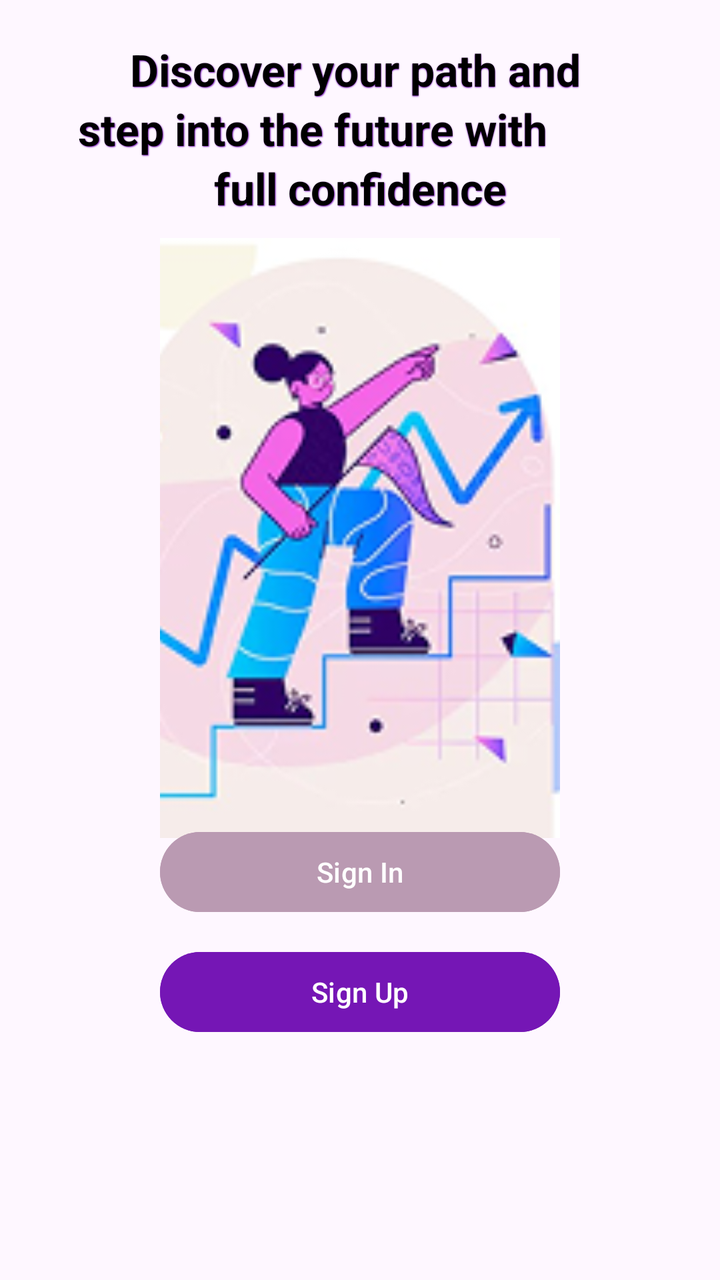
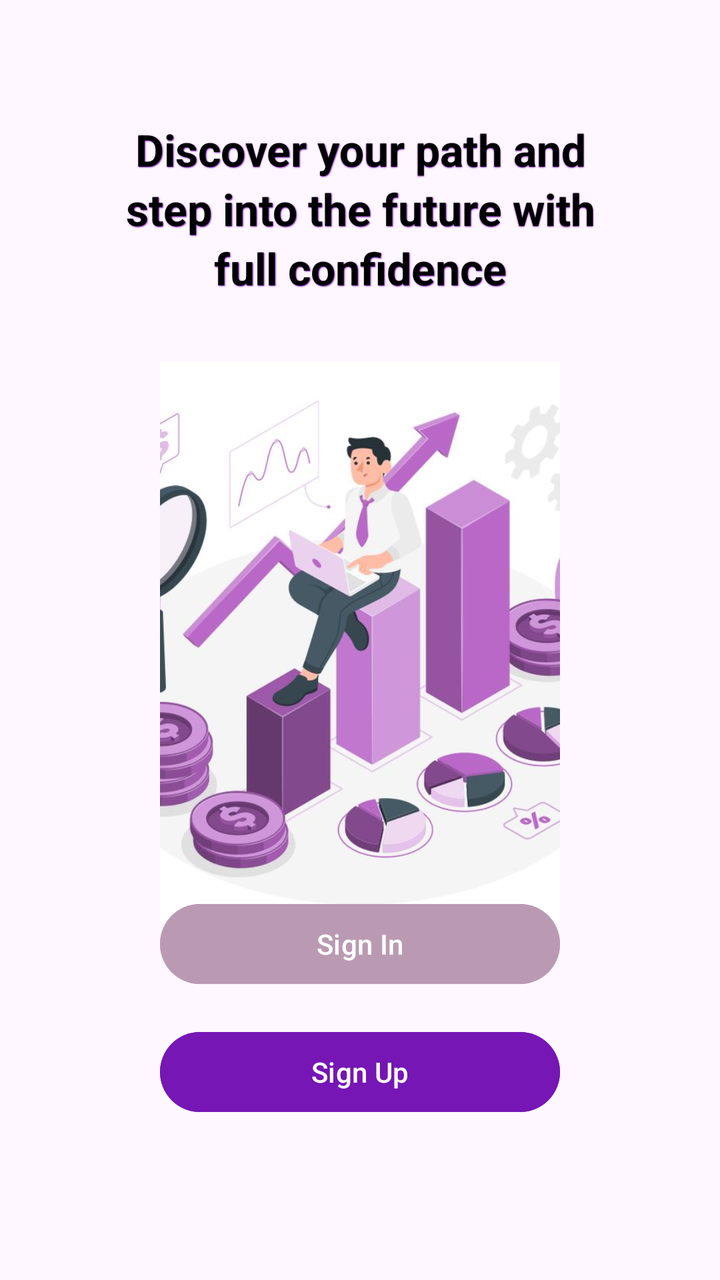

Two renders of the same Android screen: before a commit and after it. Below are the layout's source before the change and the commit's diff.
<!-- AndroidManifest.xml: application theme Theme.Mind2Career -->
<!-- res/layout/activity_onboarding4.xml -->
<?xml version="1.0" encoding="utf-8"?>
<androidx.constraintlayout.widget.ConstraintLayout xmlns:android="http://schemas.android.com/apk/res/android"
    xmlns:app="http://schemas.android.com/apk/res-auto"
    xmlns:tools="http://schemas.android.com/tools"
    android:id="@+id/main"
    android:layout_width="match_parent"
    android:layout_height="match_parent"
    tools:context=".onboarding4">
    <TextView
        android:id="@+id/titleOnboard"
        android:layout_width="0dp"
        android:layout_height="wrap_content"
        android:layout_marginTop="20dp"
        android:text="Discover your path and \nstep into the future with
        \nfull confidence"
        android:textAlignment="center"
        android:textSize="22sp"
        android:textStyle="bold"
        android:lineSpacingExtra="4dp"
        android:textColor="@color/primary"
        android:shadowColor="@color/dropshadow"
        android:shadowDx="0.5"
        android:shadowDy="0.5"
        android:shadowRadius="1"
        app:layout_constraintTop_toTopOf="parent"
        app:layout_constraintStart_toStartOf="parent"
        app:layout_constraintEnd_toEndOf="parent" />
    <ImageView
        android:id="@+id/illustrationonboard"
        android:layout_width="200dp"
        android:layout_height="300dp"
        android:src="@drawable/illustration4"
        android:contentDescription="illustration"
        android:scaleType="centerCrop"
        app:layout_constraintTop_toBottomOf="@id/titleOnboard"
        app:layout_constraintBottom_toTopOf="@+id/btnSignUp"
        app:layout_constraintStart_toStartOf="parent"
        app:layout_constraintEnd_toEndOf="parent"
        app:layout_constraintVertical_bias="0.1"
        android:adjustViewBounds="true"
        android:layout_marginTop="5dp"
        android:layout_marginBottom="5dp"/>
    <com.google.android.material.button.MaterialButton
        android:id="@+id/btnSignUp"
        android:layout_width="200dp"
        android:layout_height="wrap_content"
        android:text="Sign Up"
        android:backgroundTint="@color/button"
        app:layout_constraintBottom_toBottomOf="parent"
        app:layout_constraintStart_toStartOf="parent"
        app:layout_constraintEnd_toEndOf="parent"
        android:layout_marginBottom="120dp" />

    <com.google.android.material.button.MaterialButton
        android:id="@+id/btnSignIn"
        android:layout_width="200dp"
        android:layout_height="wrap_content"
        android:text="Sign In"
        app:layout_constraintBottom_toTopOf="@id/btnSignUp"
        app:layout_constraintStart_toStartOf="parent"
        app:layout_constraintEnd_toEndOf="parent"
        android:backgroundTint="@color/buttons"
        android:layout_marginBottom="12dp" />


</androidx.constraintlayout.widget.ConstraintLayout>
<!-- resources referenced by this layout -->
<resources>
  <color name="button">#7516B5</color>
  <color name="buttons">#BA9AB2</color>
  <color name="dropshadow">#7516B5</color>
  <color name="primary">#000000</color>
  <!-- drawable illustration4: png bitmap (drawable, 38646 bytes) -->
  <style name="Theme.Mind2Career" parent="Base.Theme.Mind2Career" />
  <style name="Base.Theme.Mind2Career" parent="Theme.Material3.DayNight.NoActionBar">
          
          
      </style>
</resources>

<!-- the commit's change to res/layout/activity_onboarding4.xml (unified diff, before → after) -->
@@ -6,13 +6,14 @@
     android:layout_width="match_parent"
     android:layout_height="match_parent"
     tools:context=".onboarding4">
+
     <TextView
         android:id="@+id/titleOnboard"
         android:layout_width="0dp"
         android:layout_height="wrap_content"
-        android:layout_marginTop="20dp"
-        android:text="Discover your path and \nstep into the future with
-        \nfull confidence"
+        android:layout_marginTop="60dp"
+        android:layout_marginHorizontal="24dp"
+        android:text="Discover your path and\nstep into the future with\nfull confidence"
         android:textAlignment="center"
         android:textSize="22sp"
         android:textStyle="bold"
@@ -25,42 +26,40 @@
         app:layout_constraintTop_toTopOf="parent"
         app:layout_constraintStart_toStartOf="parent"
         app:layout_constraintEnd_toEndOf="parent" />
+
     <ImageView
         android:id="@+id/illustrationonboard"
         android:layout_width="200dp"
-        android:layout_height="300dp"
+        android:layout_height="280dp"
         android:src="@drawable/illustration4"
         android:contentDescription="illustration"
         android:scaleType="centerCrop"
+        android:adjustViewBounds="true"
+        android:layout_marginTop="32dp"
         app:layout_constraintTop_toBottomOf="@id/titleOnboard"
-        app:layout_constraintBottom_toTopOf="@+id/btnSignUp"
         app:layout_constraintStart_toStartOf="parent"
-        app:layout_constraintEnd_toEndOf="parent"
-        app:layout_constraintVertical_bias="0.1"
-        android:adjustViewBounds="true"
-        android:layout_marginTop="5dp"
-        android:layout_marginBottom="5dp"/>
+        app:layout_constraintEnd_toEndOf="parent" />
+
+    <com.google.android.material.button.MaterialButton
+        android:id="@+id/btnSignIn"
+        android:layout_width="200dp"
+        android:layout_height="wrap_content"
+        android:text="Sign In"
+        android:backgroundTint="@color/buttons"
+        android:layout_marginBottom="16dp"
+        app:layout_constraintBottom_toTopOf="@id/btnSignUp"
+        app:layout_constraintStart_toStartOf="parent"
+        app:layout_constraintEnd_toEndOf="parent" />
+
     <com.google.android.material.button.MaterialButton
         android:id="@+id/btnSignUp"
         android:layout_width="200dp"
         android:layout_height="wrap_content"
         android:text="Sign Up"
         android:backgroundTint="@color/button"
+        android:layout_marginBottom="80dp"
         app:layout_constraintBottom_toBottomOf="parent"
         app:layout_constraintStart_toStartOf="parent"
-        app:layout_constraintEnd_toEndOf="parent"
-        android:layout_marginBottom="120dp" />
-
-    <com.google.android.material.button.MaterialButton
-        android:id="@+id/btnSignIn"
-        android:layout_width="200dp"
-        android:layout_height="wrap_content"
-        android:text="Sign In"
-        app:layout_constraintBottom_toTopOf="@id/btnSignUp"
-        app:layout_constraintStart_toStartOf="parent"
-        app:layout_constraintEnd_toEndOf="parent"
-        android:backgroundTint="@color/buttons"
-        android:layout_marginBottom="12dp" />
-
+        app:layout_constraintEnd_toEndOf="parent" />
 
 </androidx.constraintlayout.widget.ConstraintLayout>
<!-- resource entries referenced after the edit -->
@@ -4,7 +4,7 @@
   <color name="buttons">#BA9AB2</color>
   <color name="dropshadow">#7516B5</color>
   <color name="primary">#000000</color>
-  <!-- drawable illustration4: png bitmap (drawable, 38646 bytes) -->
+  <!-- drawable illustration4: jpeg bitmap (drawable, 49101 bytes) -->
   <style name="Theme.Mind2Career" parent="Base.Theme.Mind2Career" />
   <style name="Base.Theme.Mind2Career" parent="Theme.Material3.DayNight.NoActionBar">
           
